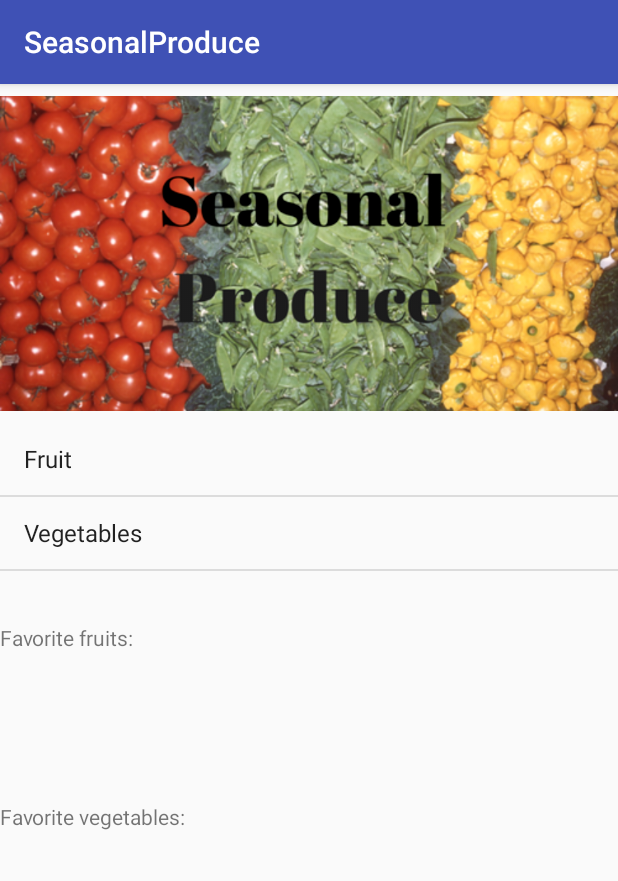
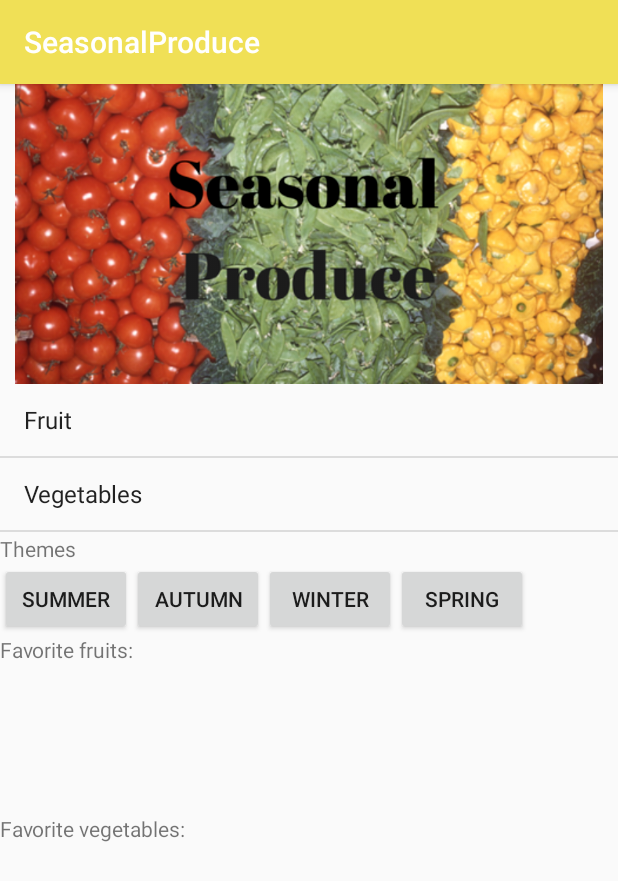
Before and after one commit to Antonlazarev0/SeasonalProduce, an Android app: the screen it shows after launch (MainActivity), on a phone screen of 412 x 824 dp. Shown: the top 881 px of the screen. Run offline under Robolectric (Android 15) with nearby library versions, the phone set to English and light mode, and no system bars.

Commit message:
Added basic theme functionality

```diff
--- a/app/src/main/java/com/azza/seasonalproduce/MainActivity.java
+++ b/app/src/main/java/com/azza/seasonalproduce/MainActivity.java
@@ -10,12 +10,12 @@ import android.os.Bundle;
 import android.view.View;
 import android.widget.AdapterView;
 import android.widget.CursorAdapter;
-import android.widget.GridView;
+import android.view.View.OnClickListener;
 import android.widget.ListView;
 import android.widget.SimpleCursorAdapter;
 import android.widget.Toast;
 
-public class MainActivity extends AppCompatActivity {
+public class MainActivity extends AppCompatActivity implements OnClickListener{
 
     private SQLiteDatabase db;
     private Cursor favoritesCursor;
@@ -23,7 +23,13 @@ public class MainActivity extends AppCompatActivity {
     @Override
     protected void onCreate(Bundle savedInstanceState) {
         super.onCreate(savedInstanceState);
+        Utils.OnActivityCreateSetTheme(this);
         setContentView(R.layout.activity_main);
+
+        findViewById(R.id.summerButton).setOnClickListener(this);
+        findViewById(R.id.autumnButton).setOnClickListener(this);
+        findViewById(R.id.winterButton).setOnClickListener(this);
+        findViewById(R.id.springButton).setOnClickListener(this);
 
         //Create onclicklistener
         AdapterView.OnItemClickListener itemClickListener = new AdapterView.OnItemClickListener() {
@@ -103,6 +109,24 @@ public class MainActivity extends AppCompatActivity {
         });
     }
 
+    @Override
+    public void onClick(View v) {
+        switch(v.getId()) {
+            case R.id.summerButton:
+                Utils.changeToTheme(this, Utils.THEME_SUMMER);
+                break;
+            case R.id.autumnButton:
+                Utils.changeToTheme(this, Utils.THEME_AUTUMN);
+                break;
+            case R.id.winterButton:
+                Utils.changeToTheme(this, Utils.THEME_WINTER);
+                break;
+            case R.id.springButton:
+                Utils.changeToTheme(this, Utils.THEME_SPRING);
+                break;
+        }
+    }
+
     //Close the cursor and database in the onDestroy()
 
     @Override
@@ -147,4 +171,6 @@ public class MainActivity extends AppCompatActivity {
             toast.show();
         }
     }
+
+
 }
--- /dev/null
+++ b/app/src/main/java/com/azza/seasonalproduce/Utils.java
@@ -0,0 +1,37 @@
+package com.azza.seasonalproduce;
+
+import android.app.Activity;
+import android.content.Intent;
+
+public class Utils {
+    private static int sTheme;
+
+    public final static int THEME_SUMMER = 0;
+    public final static int THEME_AUTUMN = 1;
+    public final static int THEME_WINTER = 2;
+    public final static int THEME_SPRING = 3;
+
+    public static void changeToTheme(Activity activity, int theme) {
+        sTheme = theme;
+        activity.finish();
+        activity.startActivity(new Intent(activity, activity.getClass()));
+    }
+
+    public static void OnActivityCreateSetTheme(Activity activity) {
+        switch(sTheme) {
+            default:
+            case THEME_SUMMER:
+                activity.setTheme(R.style.SummerTheme);
+                break;
+            case THEME_AUTUMN:
+                activity.setTheme(R.style.AutumnTheme);
+                break;
+            case THEME_WINTER:
+                activity.setTheme(R.style.WinterTheme);
+                break;
+            case THEME_SPRING:
+                activity.setTheme(R.style.SpringTheme);
+                break;
+        }
+    }
+}
--- a/app/src/main/res/layout/activity_main.xml
+++ b/app/src/main/res/layout/activity_main.xml
@@ -11,20 +11,56 @@
 
     <ImageView
         android:layout_width="match_parent"
-        android:layout_height="226dp"
+        android:layout_height="200dp"
         android:src="@drawable/logo"
         android:contentDescription="@string/seasonal_logo"/>
     <ListView
         android:layout_width="match_parent"
-        android:layout_height="133dp"
+        android:layout_height="100dp"
         android:id="@+id/produce_options"
         android:entries="@array/options" />
+
+    <TextView
+        android:layout_width="wrap_content"
+        android:layout_height="wrap_content"
+        android:id="@+id/themeText"
+        android:text="@string/theme"/>
+
+    <LinearLayout
+        android:layout_width="wrap_content"
+        android:layout_height="wrap_content"
+        android:orientation="horizontal">
+        <Button
+            android:layout_width="wrap_content"
+            android:layout_height="wrap_content"
+            android:id="@+id/summerButton"
+            android:text="@string/summer"
+            android:onClick="onClick"/>
+        <Button
+            android:layout_width="wrap_content"
+            android:layout_height="wrap_content"
+            android:id="@+id/autumnButton"
+            android:text="@string/autumn"
+            android:onClick="onClick"/>
+        <Button
+            android:layout_width="wrap_content"
+            android:layout_height="wrap_content"
+            android:id="@+id/winterButton"
+            android:text="@string/winter"
+            android:onClick="onClick"/>
+        <Button
+            android:layout_width="wrap_content"
+            android:layout_height="wrap_content"
+            android:id="@+id/springButton"
+            android:text="@string/spring"
+            android:onClick="onClick"/>
+    </LinearLayout>
+
 
     <TextView
         android:id="@+id/textView"
         android:layout_width="wrap_content"
         android:layout_height="wrap_content"
-
         android:text="@string/favorite_fruit"
         />
 
@@ -32,7 +68,6 @@
         android:id="@+id/list_favourite_fruit"
         android:layout_width="match_parent"
         android:layout_height="100dp"
-
          />
 
     <TextView
--- a/app/src/main/res/values/colors.xml
+++ b/app/src/main/res/values/colors.xml
@@ -1,6 +1,19 @@
 <?xml version="1.0" encoding="utf-8"?>
 <resources>
-    <color name="colorPrimary">#3F51B5</color>
-    <color name="colorPrimaryDark">#303F9F</color>
-    <color name="colorAccent">#FF4081</color>
+    <color name="colorPrimary">#f0e056</color>
+    <color name="colorPrimaryDark">#da5a04</color>
+    <color name="colorAccent">#94892d</color>
+
+    <color name="primary_material_autumn">#fc3e03</color>
+    <color name="primary_dark_material_autumn">#a23d03</color>
+    <color name="accent_material_autumn">#515002</color>
+
+    <color name="primary_material_winter">#9e9e9e</color>
+    <color name="primary_dark_material_winter">#6cc9d7</color>
+    <color name="accent_material_winter">#5e81e7</color>
+
+    <color name="primary_material_spring">#2ce906</color>
+    <color name="primary_dark_material_spring">#84a316</color>
+    <color name="accent_material_spring">#1403d3</color>
+
 </resources>
--- a/app/src/main/res/values/strings.xml
+++ b/app/src/main/res/values/strings.xml
@@ -13,4 +13,9 @@
     <string name="favorite_vegetable">Favorite vegetables:</string>
     <string name="recipe_text">Recipes:</string>
     <string name="produce_description">Produce picture</string>
+    <string name="summer">Summer</string>
+    <string name="theme">Themes</string>
+    <string name="autumn">autumn</string>
+    <string name="winter">Winter</string>
+    <string name="spring">Spring</string>
 </resources>
--- a/app/src/main/res/values/styles.xml
+++ b/app/src/main/res/values/styles.xml
@@ -1,11 +1,9 @@
 <resources>
 
     <!-- Base application theme. -->
+
     <style name="AppTheme" parent="Theme.AppCompat.Light.DarkActionBar">
-        <!-- Customize your theme here. -->
-        <item name="colorPrimary">@color/colorPrimary</item>
-        <item name="colorPrimaryDark">@color/colorPrimaryDark</item>
-        <item name="colorAccent">@color/colorAccent</item>
+
     </style>
 
     <style name="AppTheme.NoActionBar">
@@ -17,4 +15,30 @@
 
     <style name="AppTheme.PopupOverlay" parent="ThemeOverlay.AppCompat.Light" />
 
+    <style name="SummerTheme" parent="AppTheme" >
+        <item name="colorPrimary">@color/colorPrimary</item>
+        <item name="colorPrimaryDark">@color/colorPrimaryDark</item>
+        <item name="colorAccent">@color/colorAccent</item>
+    </style>
+
+    <style name="AutumnTheme" parent="AppTheme" >
+        <item name="colorPrimary">@color/primary_material_autumn</item>
+        <item name="colorPrimaryDark">@color/primary_dark_material_autumn</item>
+        <item name="colorAccent">@color/accent_material_autumn</item>
+    </style>
+
+    <style name="WinterTheme" parent="AppTheme" >
+        <item name="colorPrimary">@color/primary_material_winter</item>
+        <item name="colorPrimaryDark">@color/primary_dark_material_winter</item>
+        <item name="colorAccent">@color/accent_material_winter</item>
+    </style>
+
+    <style name="SpringTheme" parent="AppTheme" >
+        <item name="colorPrimary">@color/primary_material_spring</item>
+        <item name="colorPrimaryDark">@color/primary_dark_material_spring</item>
+        <item name="colorAccent">@color/accent_material_spring</item>
+    </style>
+
+
+
 </resources>
```
